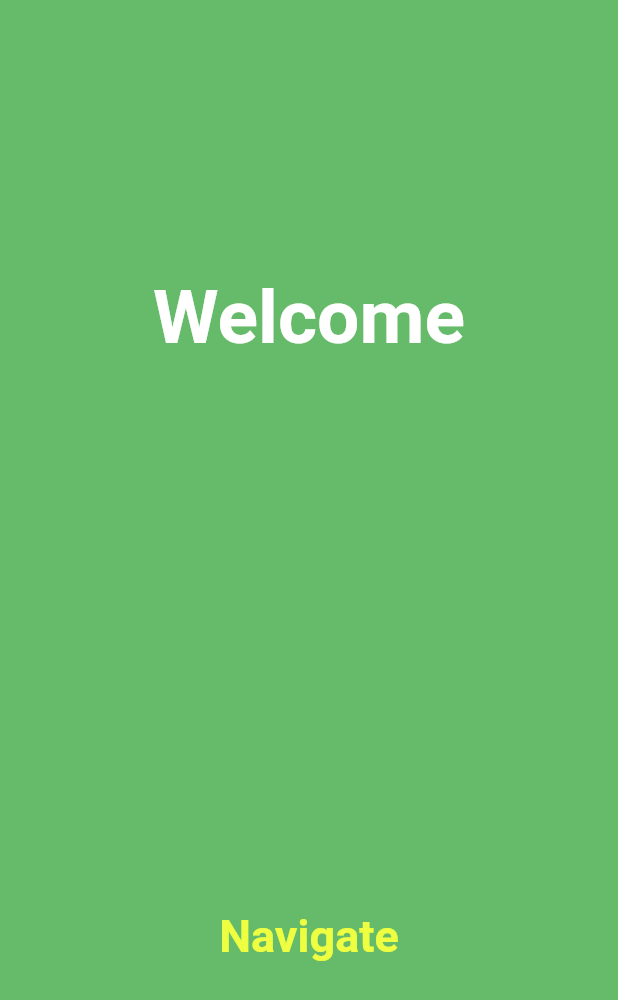
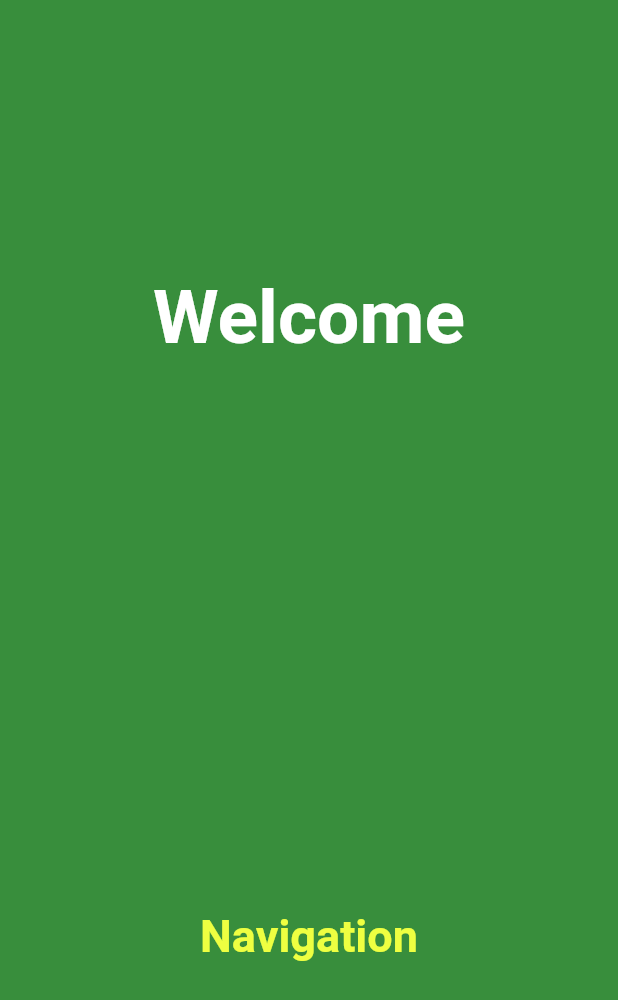
Before and after one commit to mgela/flutter-playground, a Flutter app: the screen it shows after launch, on a phone screen of 412 x 824 dp. Shown: the top 1000 px of the screen. Run offline on Flutter 3.47's test engine with Material 2 defaults, Android fonts, the phone set to English and light mode, and no system bars.

Commit message:
intellij stuff

```diff
--- a/lib/pages/landing.dart
+++ b/lib/pages/landing.dart
@@ -5,14 +5,14 @@ class LandingPage extends StatelessWidget {
   @override
   Widget build(BuildContext context){
     return new Material(
-      color: Colors.green[400],
+      color: Colors.green[700],
       child: new InkWell(
         child: new Column(
           mainAxisAlignment: MainAxisAlignment.spaceAround,
           children: <Widget>[
             new Text("Welcome", style: new TextStyle(color: Colors.white, fontSize: 50.0, fontWeight: FontWeight.bold),),
             new InkWell(
-              child: new Text("Navigate", style: new TextStyle(color: Colors.limeAccent, fontSize: 30.0, fontWeight: FontWeight.bold),),
+              child: new Text("Navigation", style: new TextStyle(color: Colors.limeAccent, fontSize: 30.0, fontWeight: FontWeight.bold),),
               onTap: () {
                Navigator.push(
                 context,
--- a/lib/pages/login.dart
+++ b/lib/pages/login.dart
@@ -4,7 +4,7 @@ class SecondPage extends StatelessWidget {
   @override
   Widget build(BuildContext context){
     return new Material(
-      color: Colors.red[400],
+      color: Colors.red[100],
       child: new InkWell(
         child: new Column(
           mainAxisAlignment: MainAxisAlignment.center,
--- /dev/null
+++ b/lib/pages/main.dart
@@ -0,0 +1,6 @@
+// class MainPage extends StatefulWidget {
+//   @override
+//   Widget build(BuildContext context){
+//     return new
+//   }
+// }
--- a/pubspec.yaml
+++ b/pubspec.yaml
@@ -1,4 +1,4 @@
-name: app
+name: Playground
 description: A new Flutter project.
 
 dependencies:
```
